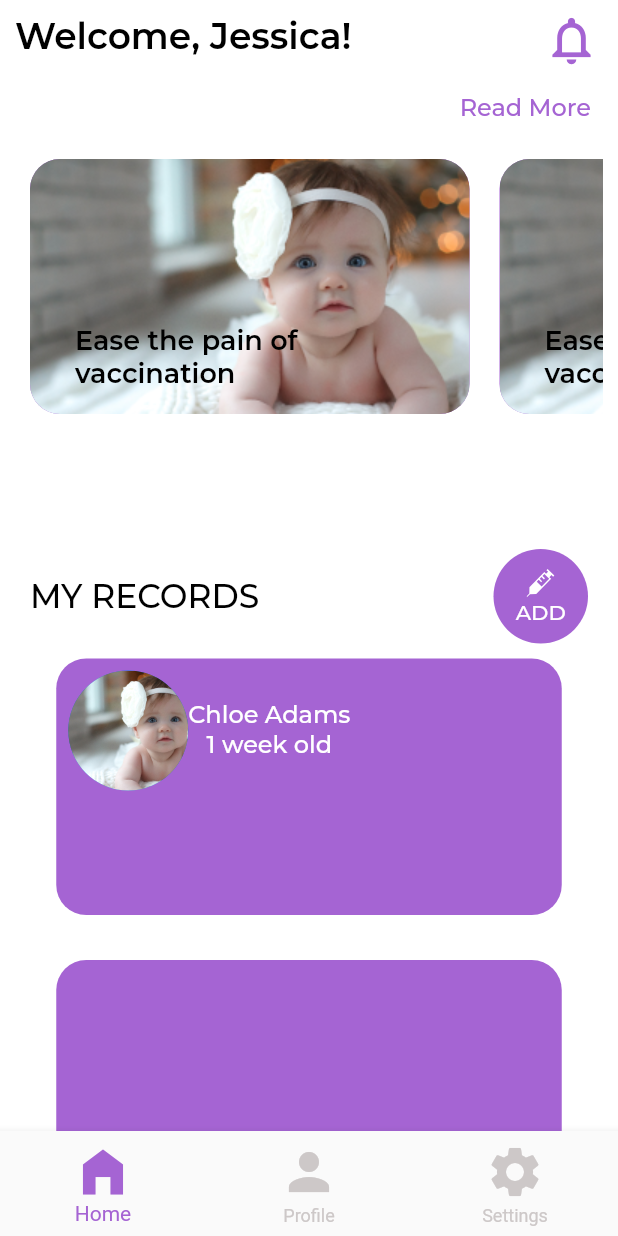
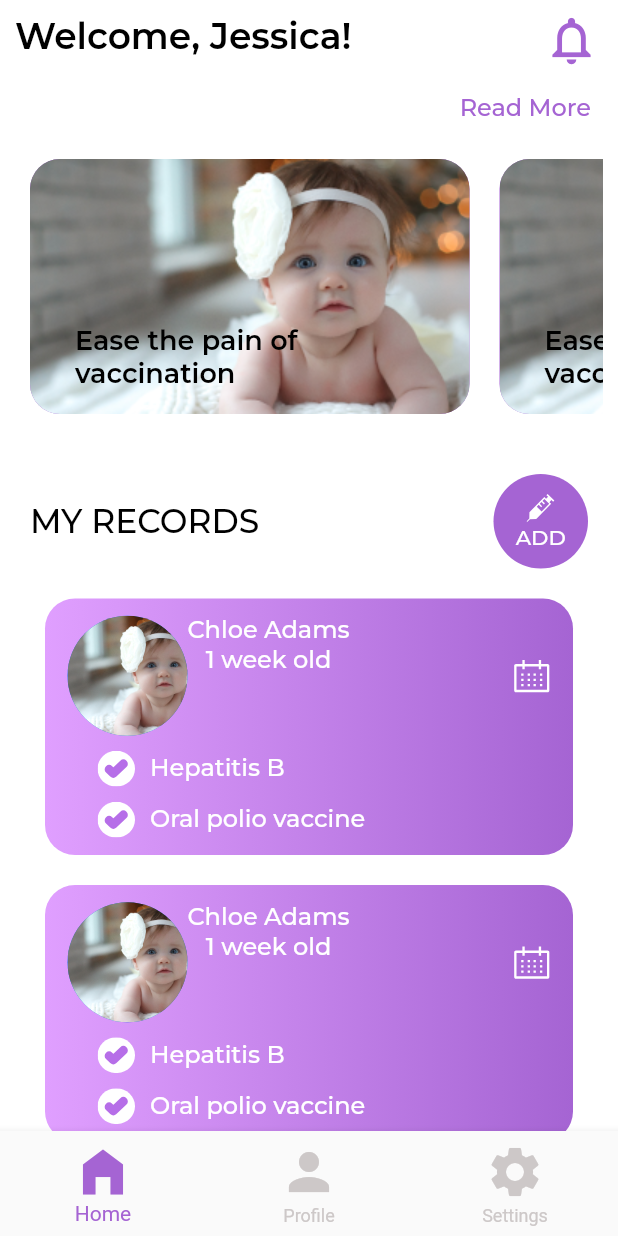
Before and after one commit to MaxTrent/immune_africa, a Flutter app: the screen it shows after launch, on a phone screen of 412 x 824 dp. Run offline on Flutter 3.47's test engine with Material 2 defaults, Android fonts, the phone set to English and light mode, and no system bars; our stand-ins replace country_picker, csc_picker, dotted_border, firebase_core, flutter_svg, google_fonts and 1 more; accounts and stored records are empty.

Commit message:
new screens

```diff
--- a/lib/screens/dashbord.dart
+++ b/lib/screens/dashbord.dart
@@ -1,6 +1,7 @@
 import 'package:flutter/material.dart';
 import 'package:flutter_svg/flutter_svg.dart';
 import 'package:immune_africa/screens/add_record.dart';
+import 'package:immune_africa/screens/screens.dart';
 import '../themes/themes.dart';
 
 class Dashboard extends StatelessWidget {
@@ -21,7 +22,7 @@ class Dashboard extends StatelessWidget {
               children: [
                 const _buildAppBar(),
                  const _buildInfoTiles(),
-                 const SizedBox(height: 80,),
+                 const SizedBox(height: 30,),
                  isRecordAvailable ? Padding(
                    padding: const EdgeInsets.symmetric(horizontal: 10.0),
                    child: Column(
@@ -53,25 +54,49 @@ class Dashboard extends StatelessWidget {
                          ],
                        ),
                        const SizedBox(height: 10,),
-                       Container(
+                       SizedBox(
+                         height: 400,
+                         child: ListView.builder(
+                           scrollDirection: Axis.vertical,
+                           itemCount: 5,
+                           itemBuilder: (BuildContext context, int index){
+                             return Padding(
+                               padding: const EdgeInsets.all(10.0),
+                               child: GestureDetector(
+                                 onTap: (){
+                                   Navigator.of(context).push(MaterialPageRoute(builder: (context)=> RecordDetails()));
+                                 },
+                                 child: Container(
                                    width: 337,
                                    height: 171,
                                    decoration: BoxDecoration(
-                           color: primaryAppColor,
+                                       gradient: const LinearGradient(
+                                         colors: [Color(0xffE09FFF), primaryAppColor],
+                                         begin: Alignment.centerLeft,
+                                         end: Alignment.centerRight,
+                                       ),
+                                       // color: primaryAppColor,
                                        borderRadius: BorderRadius.circular(20)
                                    ),
                                    child: Padding(
-                           padding: const EdgeInsets.all(8.0),
+                                     padding: const EdgeInsets.symmetric(horizontal: 15.0),
                                      child: Column(
+                                       crossAxisAlignment: CrossAxisAlignment.center,
+                                       mainAxisAlignment: MainAxisAlignment.center,
                                        children: [
                                          Row(
+                                           mainAxisAlignment: MainAxisAlignment.spaceBetween,
+                                           crossAxisAlignment: CrossAxisAlignment.center,
+                                           children: [
+
+                                             Row(
+                                               mainAxisAlignment: MainAxisAlignment.spaceBetween,
+                                               crossAxisAlignment: CrossAxisAlignment.start,
                                                children: [
                                                  const CircleAvatar(
                                                    backgroundImage: AssetImage('assets/cute-baby-born 1.png'),
                                                    radius: 40,
                                                  ),
-                                   Row(
-                                     children: [
                                                  Column(
                                                    children: [
                                                      Text('Chloe Adams', style: Theme.of(context).textTheme.headline1,),
@@ -79,26 +104,44 @@ class Dashboard extends StatelessWidget {
                                                    ],
                                                  ),
 
-
                                                ],
                                              ),
-
+                                             SvgPicture.asset('assets/calendar.svg'),
                                            ],
                                          ),
-
+                                         SizedBox(height: 10,),
+                                         Padding(
+                                           padding: EdgeInsets.symmetric(horizontal: 20.0),
+                                           child: Row(
+                                             children: [
+                                               SvgPicture.asset('assets/checkmark.svg'),
+                                               SizedBox(width: 10,),
+                                               Text('Hepatitis B', style: Theme.of(context).textTheme.headline1,),
+                                             ],
+                                           ),
+                                         ),
+                                         SizedBox(height: 10,),
+                                         Padding(
+                                           padding: EdgeInsets.symmetric(horizontal: 20.0),
+                                           child: Row(
+                                             children: [
+                                               SvgPicture.asset('assets/checkmark.svg'),
+                                               SizedBox(width: 10,),
+                                               Text('Oral polio vaccine', style: Theme.of(context).textTheme.headline1,),
+                                             ],
+                                           ),
+                                         )
                                        ],
                                      ),
                                    ),
                                  ),
-                       const SizedBox(height: 30,),
-                       Container(
-                         width: 337,
-                         height: 171,
-                         decoration: BoxDecoration(
-                             color: primaryAppColor,
-                             borderRadius: BorderRadius.circular(20)
+                               ),
+                             );
+                           },
+
                          ),
                        ),
+
 
                      ],
                    ),
--- a/lib/screens/screens.dart
+++ b/lib/screens/screens.dart
@@ -13,3 +13,5 @@ export 'hospital_signup.dart';
 export 'dashbord.dart';
 export 'home.dart';
 export 'add_record.dart';
+export 'record_details.dart';
+export 'vaccine_details.dart';
--- a/pubspec.yaml
+++ b/pubspec.yaml
@@ -45,6 +45,7 @@ dependencies:
   country_picker: ^2.0.19
   csc_picker: ^0.2.7
   dotted_border: ^2.1.0
+  table_calendar: ^3.0.9
 
 dev_dependencies:
   flutter_test:
```
Also changed, not shown: lib/screens/record_details.dart (added, +178 -0 lines), lib/screens/vaccine_details.dart (added, +91 -0 lines), assets/checkmark.svg (added), assets/profile2.svg (added), assets/syringe_green.svg (added), assets/syringe_red.svg (added), assets/syringe_yellow.svg (added), pubspec.lock. Lines whose indentation alone changed are shown as unchanged.
